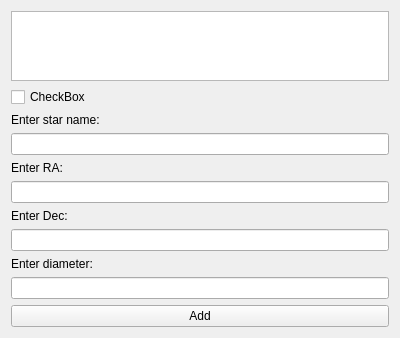
miagiurgiu/RedoneStarCatalogueOOPExam, file gui/gui.ui: the form before one commit.
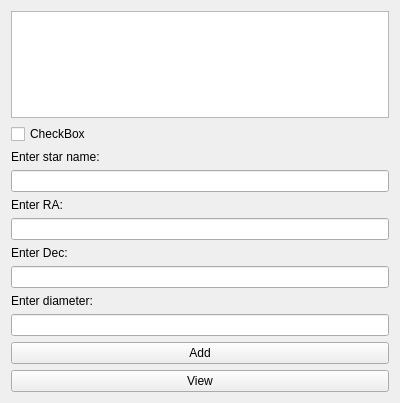
The form after the commit.

```diff
--- a/gui/gui.ui
+++ b/gui/gui.ui
@@ -7,7 +7,7 @@
     <x>0</x>
     <y>0</y>
     <width>400</width>
-    <height>300</height>
+    <height>403</height>
    </rect>
   </property>
   <property name="windowTitle">
@@ -71,6 +71,13 @@
      </property>
     </widget>
    </item>
+   <item>
+    <widget class="QPushButton" name="viewButton">
+     <property name="text">
+      <string>View</string>
+     </property>
+    </widget>
+   </item>
   </layout>
  </widget>
  <resources/>
```
